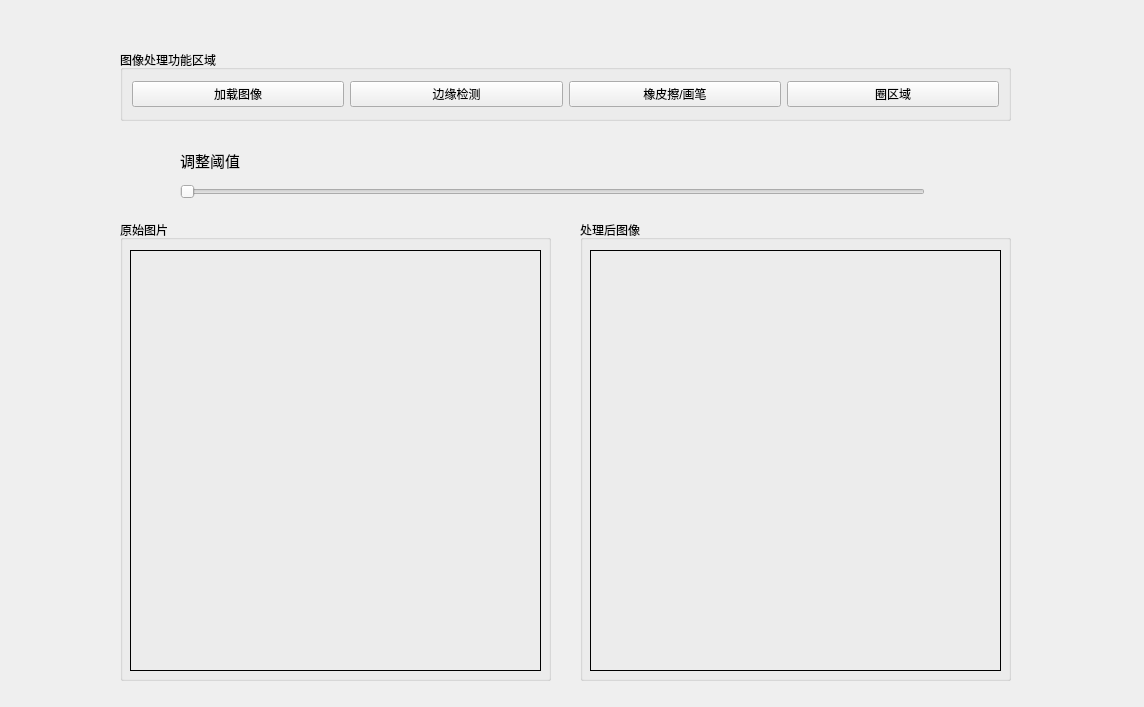
Qt form mainwindow.ui (unidjang/Graduation_Design) before a commit.
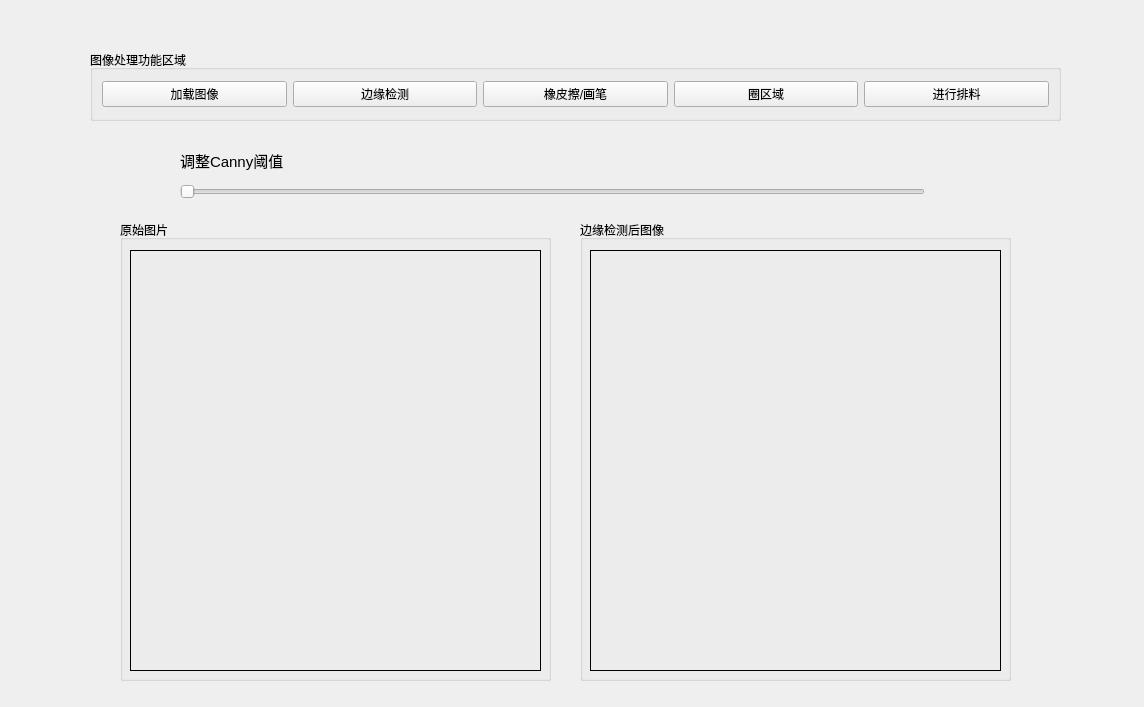
The same form after that commit.

Commit message: 在重装系统前备份一下，不知道修改了什么

```diff
--- a/mainwindow.ui
+++ b/mainwindow.ui
@@ -17,9 +17,9 @@
    <widget class="QGroupBox" name="horizontalGroupBox">
     <property name="geometry">
      <rect>
-      <x>120</x>
+      <x>90</x>
       <y>50</y>
-      <width>891</width>
+      <width>971</width>
       <height>71</height>
      </rect>
     </property>
@@ -55,6 +55,13 @@
        </property>
       </widget>
      </item>
+     <item>
+      <widget class="QPushButton" name="pushButton_3">
+       <property name="text">
+        <string>进行排料</string>
+       </property>
+      </widget>
+     </item>
     </layout>
    </widget>
    <widget class="QGroupBox" name="groupBox">
@@ -121,7 +128,7 @@
      </rect>
     </property>
     <property name="title">
-     <string>处理后图像</string>
+     <string>边缘检测后图像</string>
     </property>
     <widget class="QLabel" name="lbl_show2">
      <property name="geometry">
@@ -158,7 +165,7 @@
      <rect>
       <x>180</x>
       <y>150</y>
-      <width>101</width>
+      <width>171</width>
       <height>21</height>
      </rect>
     </property>
@@ -168,7 +175,7 @@
      </font>
     </property>
     <property name="text">
-     <string>调整阈值</string>
+     <string>调整Canny阈值</string>
     </property>
    </widget>
   </widget>
```
The commit also changes 1 other file.
